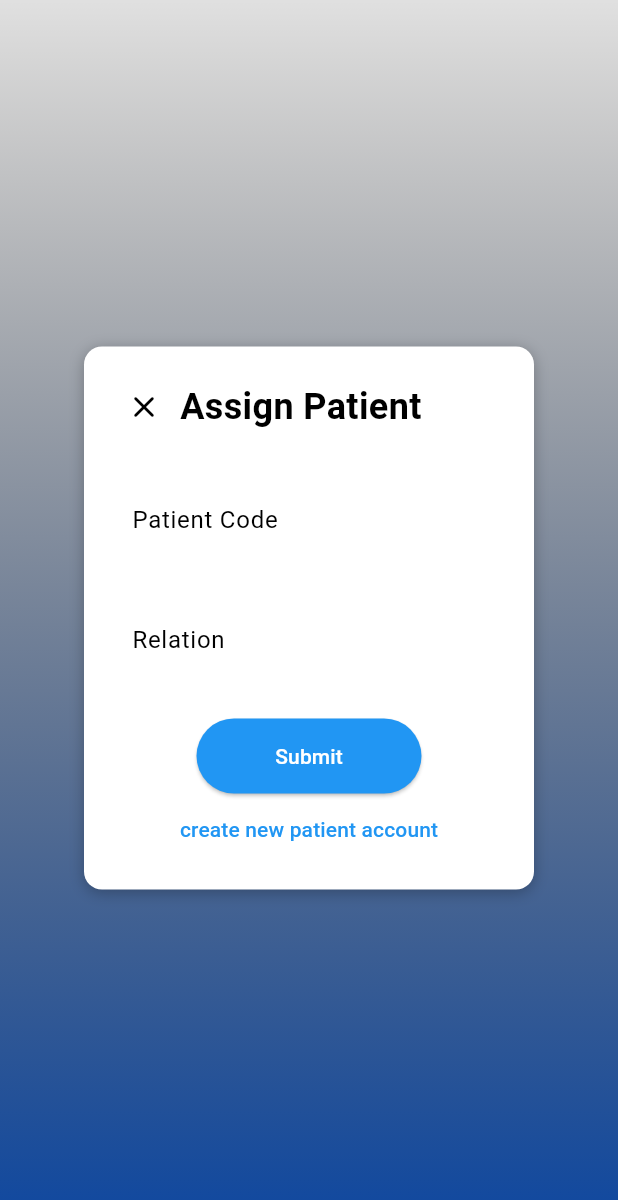
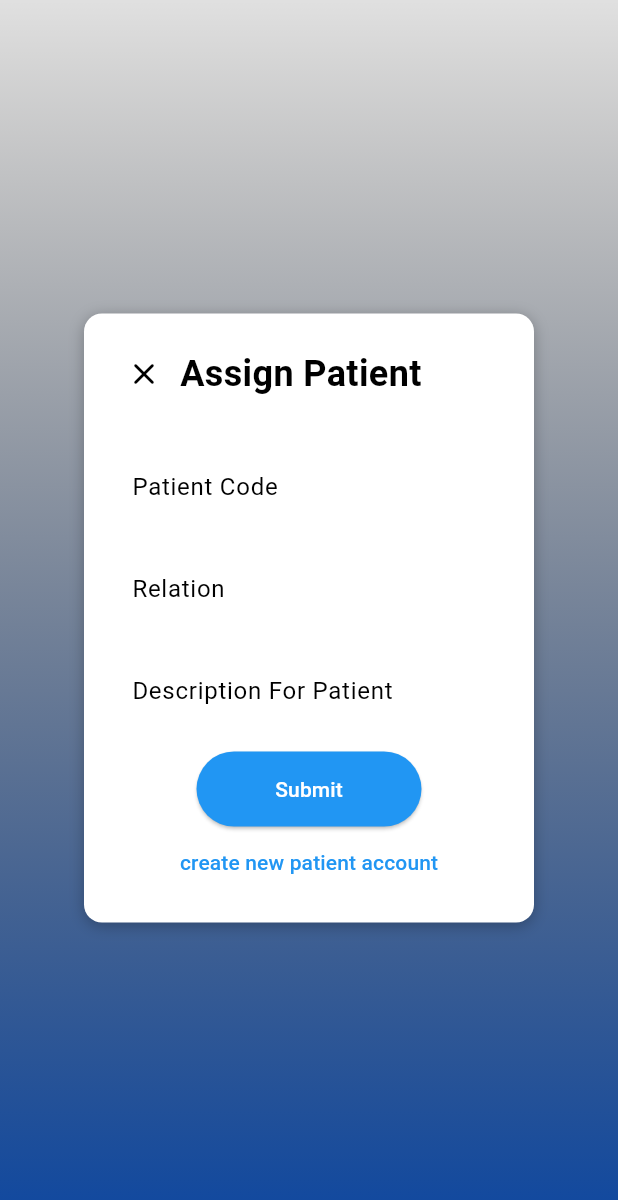
Before and after one commit to Menna096/Electronic-mind-of-Alzheimer-s-patientsFlutter2, a Flutter app: the assignPatient screen opened directly, on a phone screen of 412 x 824 dp. Shown: the top 1200 px of the screen. Run offline on Flutter 3.47's test engine with Material 3 defaults, Android fonts, the phone set to English and light mode, and no system bars; our stand-ins replace bloc, chewie, dio, equatable, file_picker, flare_flutter and 31 more; missing offline and left inert: flutter_pdfview, flutter_polyline_points, form_builder_extra_fields, google_maps_webapi, record, signalr_core; accounts and stored records are empty.

Commit message:
add apoint and assign pat

```diff
--- a/vv/lib/page/assign_patient.dart
+++ b/vv/lib/page/assign_patient.dart
@@ -14,7 +14,7 @@ class assignPatient extends StatefulWidget {
 class _assignPatientState extends State<assignPatient> {
   final TextEditingController _patientCodeController = TextEditingController();
   final TextEditingController _relationController = TextEditingController();
-
+  final TextEditingController _descriptionContrller = TextEditingController();
   Future<void> _submitPatientRelation() async {
     try {
       final response = await DioService().dio.put(
@@ -22,6 +22,7 @@ class _assignPatientState extends State<assignPatient> {
         data: {
           "patientCode": _patientCodeController.text,
           "relationility": _relationController.text,
+          "descriptionForPatient": _descriptionContrller.text,
         },
       );
       if (response.statusCode == 200) {
@@ -116,7 +117,7 @@ class _assignPatientState extends State<assignPatient> {
                     ),
                     controller: _patientCodeController,
                   ),
-                  const SizedBox(height: 24),
+                  const SizedBox(height: 12),
                   TextField(
                     decoration: const InputDecoration(
                       labelText: 'Relation',
@@ -124,7 +125,15 @@ class _assignPatientState extends State<assignPatient> {
                     ),
                     controller: _relationController,
                   ),
-                  const SizedBox(height: 24),
+                  const SizedBox(height: 12),
+                  TextField(
+                    decoration: const InputDecoration(
+                      labelText: 'Description For Patient',
+                      border: OutlineInputBorder(),
+                    ),
+                    controller: _descriptionContrller,
+                  ),
+                  const SizedBox(height: 12),
                   ElevatedButton(
                     onPressed: _submitPatientRelation,
                     child: const Text(
```
Also changed, not shown: vv/lib/Family/addApoint.dart (+23 -15 lines).
